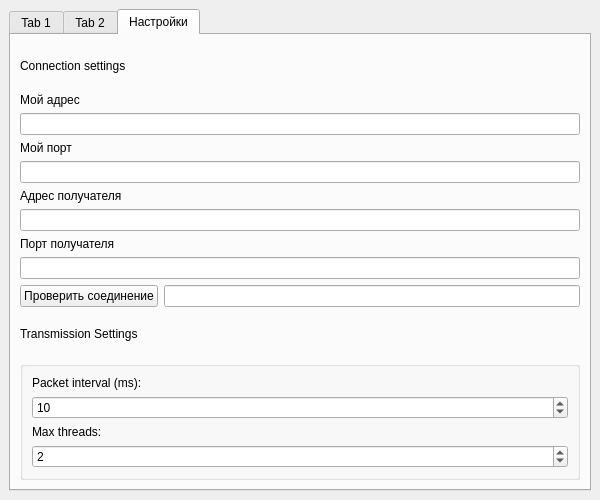
First picture: the form in chatwindow.ui, repository IgorGorskiy/SimpleChat, before the edit.
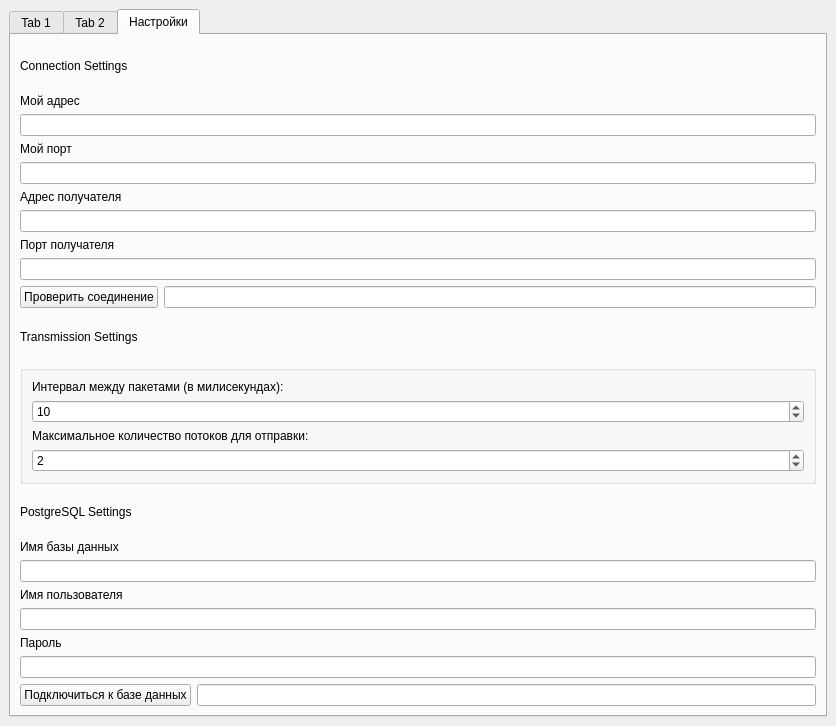
Second picture: the form after the edit. The open tabs and pages were chosen to show the change.

Commit message: saving messages to PostgreSQL and packets re-query added

What changed in the file:
```diff
--- a/chatwindow.ui
+++ b/chatwindow.ui
@@ -6,8 +6,8 @@
    <rect>
     <x>0</x>
     <y>0</y>
-    <width>600</width>
-    <height>500</height>
+    <width>836</width>
+    <height>726</height>
    </rect>
   </property>
   <property name="windowTitle">
@@ -135,7 +135,7 @@
           <item>
            <widget class="QLabel" name="label_4">
             <property name="text">
-             <string>Connection settings</string>
+             <string>Connection Settings</string>
             </property>
            </widget>
           </item>
@@ -221,7 +221,7 @@
              <item>
               <widget class="QLabel" name="label_2">
                <property name="text">
-                <string>Packet interval (ms):</string>
+                <string>Интервал между пакетами (в милисекундах):</string>
                </property>
               </widget>
              </item>
@@ -241,7 +241,7 @@
              <item>
               <widget class="QLabel" name="label_3">
                <property name="text">
-                <string>Max threads:</string>
+                <string>Максимальное количество потоков для отправки:</string>
                </property>
               </widget>
              </item>
@@ -261,6 +261,61 @@
             </layout>
            </widget>
           </item>
+          <item>
+           <widget class="QLabel" name="label_9">
+            <property name="text">
+             <string>PostgreSQL Settings</string>
+            </property>
+           </widget>
+          </item>
+          <item>
+           <layout class="QVBoxLayout" name="verticalLayout_3">
+            <item>
+             <widget class="QLabel" name="label_10">
+              <property name="text">
+               <string>Имя базы данных</string>
+              </property>
+             </widget>
+            </item>
+            <item>
+             <widget class="QLineEdit" name="dbName"/>
+            </item>
+            <item>
+             <widget class="QLabel" name="label_11">
+              <property name="text">
+               <string>Имя пользователя</string>
+              </property>
+             </widget>
+            </item>
+            <item>
+             <widget class="QLineEdit" name="dbUser"/>
+            </item>
+            <item>
+             <widget class="QLabel" name="label_12">
+              <property name="text">
+               <string>Пароль</string>
+              </property>
+             </widget>
+            </item>
+            <item>
+             <widget class="QLineEdit" name="dbPassword"/>
+            </item>
+            <item>
+             <layout class="QHBoxLayout" name="horizontalLayout_3">
+              <item>
+               <widget class="QPushButton" name="connectToDB">
+                <property name="text">
+                 <string>Подключиться к базе данных</string>
+                </property>
+               </widget>
+              </item>
+              <item>
+               <widget class="QLineEdit" name="dbStatus"/>
+              </item>
+             </layout>
+            </item>
+           </layout>
+          </item>
          </layout>
         </widget>
        </widget>
```
Left out of the diff: 19 changed lines with no effect on the pictures. The commit also changes 285 other files.
